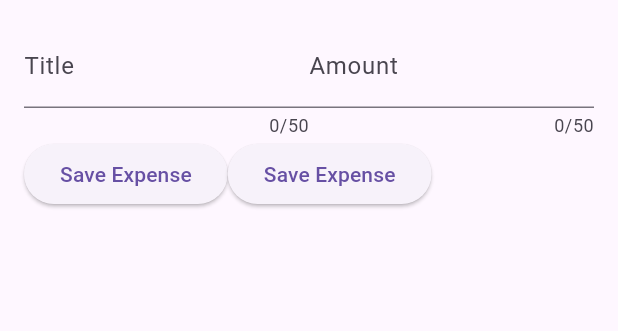
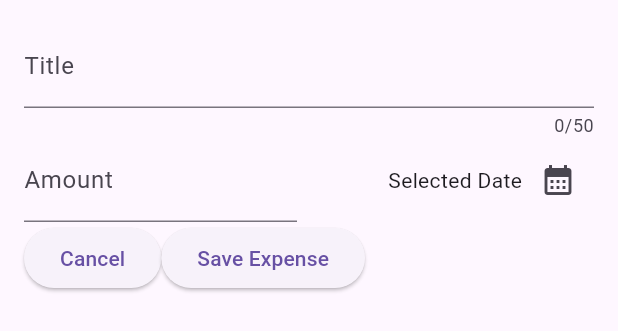
Before and after one commit to BenNassimi/expense_tracker, a Flutter app: the NewExpense widget shown alone on an empty page, opened directly, on a phone screen of 412 x 824 dp. Shown: the top 331 px of the screen. Run offline on Flutter 3.47's test engine with Material 3 defaults, Android fonts, the phone set to English and light mode, and no system bars.

```diff
--- a/lib/widgets/expenses.dart
+++ b/lib/widgets/expenses.dart
@@ -1,4 +1,5 @@
 import 'package:expense_tracker/widgets/expenses_list/expenses_list.dart';
+import 'package:expense_tracker/widgets/new_expense.dart';
 import 'package:flutter/material.dart';
 
 import '../models/expense.dart';
@@ -16,7 +17,7 @@ class _ExpensesState extends State<Expenses> {
   void _openAddExpenseOverlay() {
     showModalBottomSheet(
       context: context,
-      builder: (ctx) => Text('My Modal'),
+      builder: (ctx) => NewExpense(),
     );
   }
 
--- a/lib/widgets/new_expense.dart
+++ b/lib/widgets/new_expense.dart
@@ -1,11 +1,14 @@
+import 'package:expense_tracker/models/expense.dart';
 import 'package:flutter/material.dart';
+import 'package:intl/intl.dart';
+
+final formatter = DateFormat.yMd();
 
 class NewExpense extends StatefulWidget {
   const NewExpense({super.key});
 
   @override
   State<NewExpense> createState() {
-    // TODO: implement createState
     return _NewExpenseState();
   }
 }
@@ -13,11 +16,29 @@ class NewExpense extends StatefulWidget {
 class _NewExpenseState extends State<NewExpense> {
   final _titleController = TextEditingController();
   final _amountController = TextEditingController();
+  DateTime? _selectedDate;
+  Category _selectedCategory = Category.leisure;
+
+  //Controller for amount
   @override
   void dispose() {
     _titleController.dispose();
     _amountController.dispose();
+    //Make sure to dispose of it
     super.dispose();
+  }
+
+  void _presentDatePicker() async {
+    final now = DateTime.now();
+    final firstDate = DateTime(now.year - 1, now.month, now.day);
+    final pickedDate = await showDatePicker(
+        context: context,
+        initialDate: now,
+        firstDate: firstDate,
+        lastDate: now);
+    setState(() {
+      _selectedDate = pickedDate;
+    });
   }
 
   @override
@@ -38,15 +59,35 @@ class _NewExpenseState extends State<NewExpense> {
                   ),
                 ),
               ),
+            ],
+          ),
+          Row(
+            children: [
               Expanded(
                 child: TextField(
                   controller: _amountController,
-                  maxLength: 50,
                   keyboardType: TextInputType.number,
-                  decoration: InputDecoration(
-                    prefix: Text('\$'),
-                    label: Text('Amount'),
-                  )
+                  decoration: const InputDecoration(
+                    prefixText: '\$',
+                    label: Text("Amount"),
+                  ),
+                ),
+              ),
+              const SizedBox(width: 16),
+              Expanded(
+                child: Row(
+                  mainAxisAlignment: MainAxisAlignment.end,
+                  crossAxisAlignment: CrossAxisAlignment.center,
+                  children: [
+                    Text(
+                      _selectedDate == null
+                          ? 'Selected Date'
+                          : formatter.format(_selectedDate!),
+                    ),
+                    IconButton(
+                        onPressed: _presentDatePicker,
+                        icon: const Icon(Icons.calendar_month)),
+                  ],
                 ),
               ),
             ],
@@ -55,16 +96,18 @@ class _NewExpenseState extends State<NewExpense> {
             children: [
               ElevatedButton(
                 onPressed: () {
+                  Navigator.pop(context);
+                },
+                child: const Text("Cancel"),
+              ),
+              ElevatedButton(
+                onPressed: () {
                   print(_titleController.text);
+                  print(_amountController.text);
+                  //print the amount data
                 },
                 child: Text('Save Expense'),
               ),
-              ElevatedButton(
-                onPressed: () {
-                  print(_amountController);
-                },
-                child: Text('Save Expense'),
-              )
             ],
           ),
         ],
```
